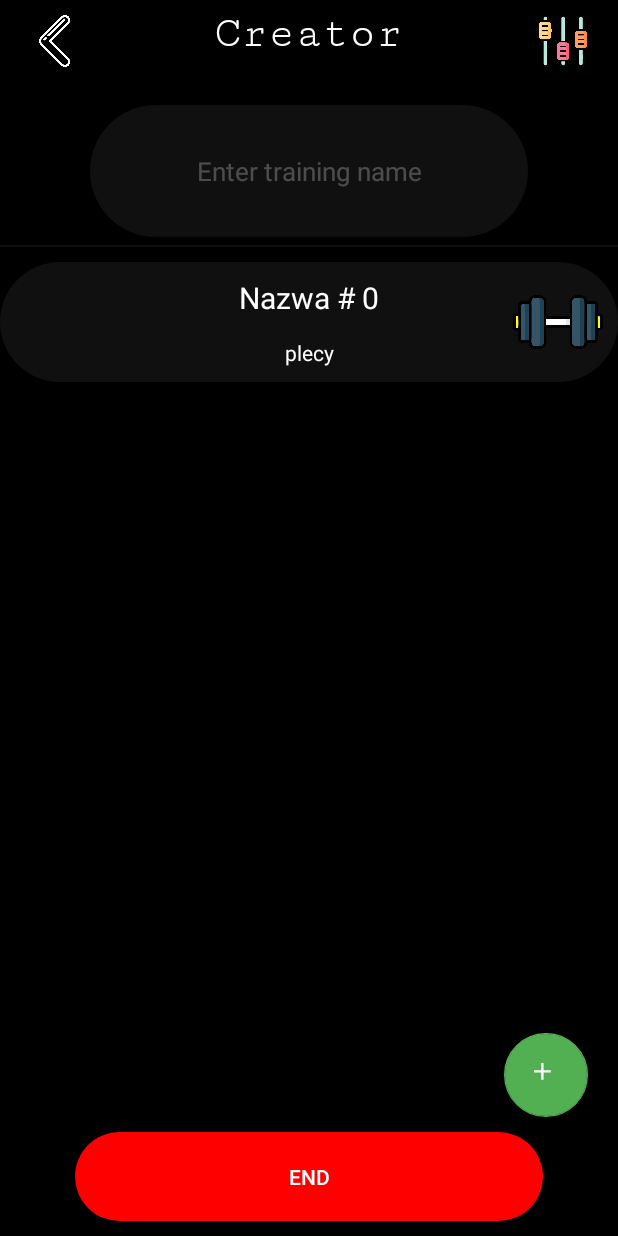
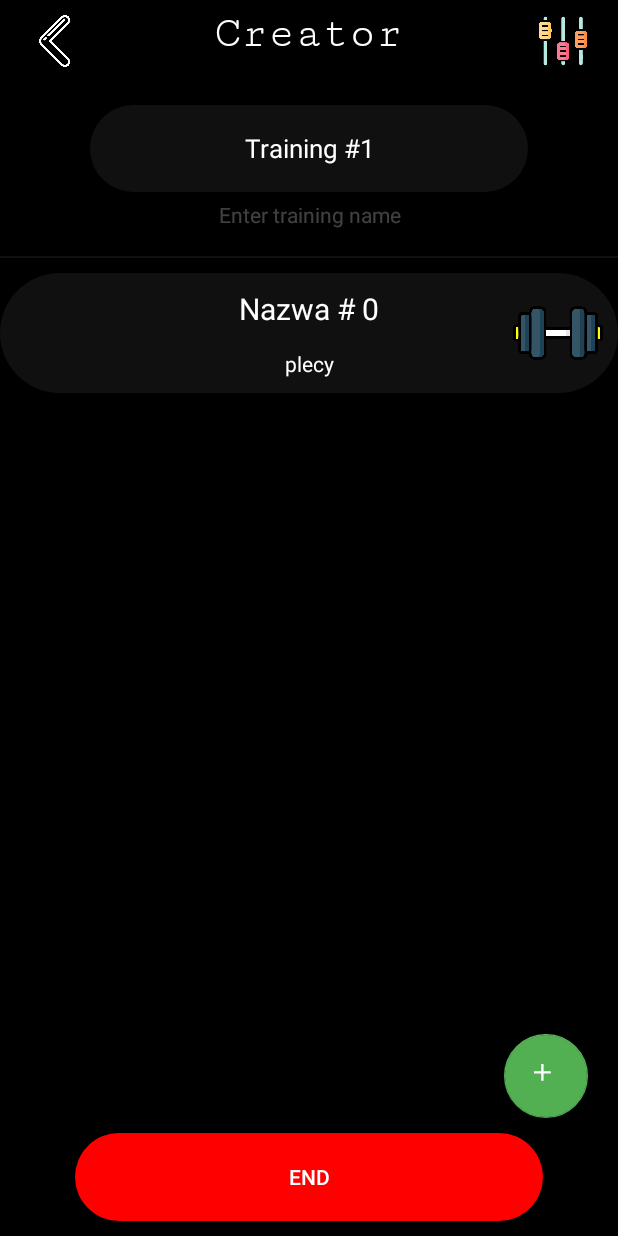
Before and after one commit to Whitesan/GymAppAndroid, an Android app: the CreateTrainingActivity screen opened directly, with no data from a screen before it, after a tap on an icon or button, on a phone screen of 412 x 824 dp. Run offline under Robolectric (Android 15) with nearby library versions, the phone set to English and light mode, and no system bars.

Commit message:
added default training name

```diff
--- a/app/src/main/java/com/example/myapplication/activities/CreateTrainingActivity.kt
+++ b/app/src/main/java/com/example/myapplication/activities/CreateTrainingActivity.kt
@@ -1,5 +1,6 @@
 package com.example.myapplication.activities
 
+import android.annotation.SuppressLint
 import android.content.Intent
 import android.os.Bundle
 import android.view.KeyEvent
@@ -19,6 +20,7 @@ import com.google.android.material.floatingactionbutton.FloatingActionButton
 
 @Suppress("DEPRECATION")
 class CreateTrainingActivity : AppCompatActivity() {
+    var enteredText:String=""
     override fun onCreate(savedInstanceState: Bundle?) {
         super.onCreate(savedInstanceState)
         setContentView(R.layout.activity_create_training)
@@ -27,38 +29,56 @@ class CreateTrainingActivity : AppCompatActivity() {
             val intent =  Intent(applicationContext, PlannerActivity::class.java)
             startActivity(intent)
         }
-        var name:String?
+        setTextListener(1)
+
+        val list= ListElements()
+        val adapter=createRecyclerView(list)
+
+        val newExerciseButton = findViewById<FloatingActionButton>(R.id.createExerciseButton)
+        newExerciseButton.setOnClickListener{
+            updateRecyclerView(list, adapter)
+        }
+        val endButton=findViewById<Button>(R.id.endCreatingExercises)
+        endButton.setOnClickListener{
+            //TODO
+            //validate empty string
+            if (enteredText.isEmpty()) {
+                //showErrorMessage()
+            } else {
+                val intent =  Intent(applicationContext, PlannerActivity::class.java)
+                startActivity(intent)
+
+            }
+        }
+    }
+    @SuppressLint("SetTextI18n")
+    private fun setTextListener(number:Int) {
         val entry = findViewById<EditText>(R.id.enterTrainingName)
+        entry.setText(getString(R.string.defaultName)+number.toString())
         entry.setOnFocusChangeListener{ v, focus ->
-                if(focus==false){
-                    name = entry.text.toString()
-                    entry.hideKeyboard()
-                }
-                entry.isCursorVisible = focus
+            if(focus==false){
+                enteredText = entry.text.toString()
+                entry.hideKeyboard()
+            }
+            else if(entry.getText().toString().contains(getString(R.string.defaultName))){
+                entry.setText("")
+            }
+            entry.isCursorVisible = focus
 
         }
         entry.setOnKeyListener(View.OnKeyListener { v, keyCode, event ->
             if (keyCode == KeyEvent.KEYCODE_ENTER || keyCode == EditorInfo.IME_ACTION_DONE || keyCode == EditorInfo.IME_ACTION_SEARCH) {
-                name = entry.text.toString()
+                enteredText = entry.text.toString()
                 entry.hideKeyboard()
                 entry.isCursorVisible = false
                 return@OnKeyListener true
             }
             false
         })
-        val list= ListElements()
-        val adapter=createRecyclerView(list)
-        val newExerciseButton = findViewById<FloatingActionButton>(R.id.createExerciseButton)
-        newExerciseButton.setOnClickListener{
-            updateRecyclerView(list, adapter)
-        }
-        val endButton=findViewById<Button>(R.id.endCreatingExercises)
-        endButton.setOnClickListener{
-            val intent =  Intent(applicationContext, PlannerActivity::class.java)
-            startActivity(intent)
-        }
+    }
 
-    }
+
+
     fun View.hideKeyboard(){
             hideSystemUI()
             val inputMethodManager = getSystemService(INPUT_METHOD_SERVICE) as? InputMethodManager
--- a/app/src/main/java/com/example/myapplication/activities/EnterExerciseNameActivity.kt
+++ b/app/src/main/java/com/example/myapplication/activities/EnterExerciseNameActivity.kt
@@ -43,7 +43,6 @@ class EnterExerciseNameActivity : AppCompatActivity() {
     }
 
     private fun setTextListener() {
-
         val entry = findViewById<EditText>(R.id.enterExerciseNameEntry)
         entry.setOnFocusChangeListener { v, focus ->
             if (focus == false) {
@@ -61,7 +60,6 @@ class EnterExerciseNameActivity : AppCompatActivity() {
             }
             false
         })
-
     }
 
     private fun showErrorMessage() {
--- a/app/src/main/java/com/example/myapplication/exercises/Part.kt
+++ b/app/src/main/java/com/example/myapplication/exercises/Part.kt
@@ -11,8 +11,6 @@ class Part:Serializable{
             map.put("klata",Part().setName("klata"))
             map.put("biceps",Part().setName("biceps"))
             map.put("triceps",Part().setName("triceps"))
-
-
         }
         fun getPart(name:String):Part?{
             return map.get(name.toLowerCase())
--- a/app/src/main/res/layout/activity_create_training.xml
+++ b/app/src/main/res/layout/activity_create_training.xml
@@ -69,34 +69,45 @@
             android:layout_height="0dp"
             android:layout_gravity="center"
             android:layout_marginTop="15dp"
-            android:layout_weight="1.5"
+            android:layout_weight="1"
             android:layout_marginHorizontal="60dp"
             android:background="@drawable/entry_shape"
             android:backgroundTint="@color/almost_transparent"
             android:cursorVisible="false"
-            android:hint="@string/enterTrainingName"
+            android:text="@string/defaultName"
             android:inputType="text"
-
             android:singleLine="true"
             android:textAlignment="center"
             android:textColor="@color/white"
             android:textColorHint="@color/text_transpatentish"
+            android:textSize="17sp" />
+            <TextView
+                android:layout_width="match_parent"
+                android:layout_height="0dp"
+                android:layout_weight="0.5"
+                android:text="@string/enterTrainingName"
+                android:layout_marginVertical="5dp"
+                android:textAlignment="center"
+                android:textColor="@color/text_transpatentish"
+                android:visibility="visible"
+            />
 
-            android:textSize="17sp" />
             <View
                 android:layout_width="match_parent"
                 android:layout_height="1dp"
                 android:background="@color/almost_transparent"
 
-                android:layout_marginTop="5dp"
+                android:layout_marginTop="3dp"
                 />
             <RelativeLayout
-                android:focusable="true"
+
                 android:layout_width="match_parent"
                 android:layout_height="0dp"
                 android:layout_weight="10">
                 <androidx.recyclerview.widget.RecyclerView
-
+                    android:clickable="true"
+                    android:focusable="true"
+                    android:focusableInTouchMode="true"
                     android:id="@+id/recyclerView"
                     android:layout_width="match_parent"
                     android:layout_height="match_parent"
--- a/app/src/main/res/values/strings.xml
+++ b/app/src/main/res/values/strings.xml
@@ -15,5 +15,6 @@
     <string name="enter_name"> Create Exercise</string>
     <string name="Continue">Continue</string>
     <string name="empty_name">Name cannot be empty!</string>
+    <string name="defaultName">Training #</string>
 
 </resources>
```
